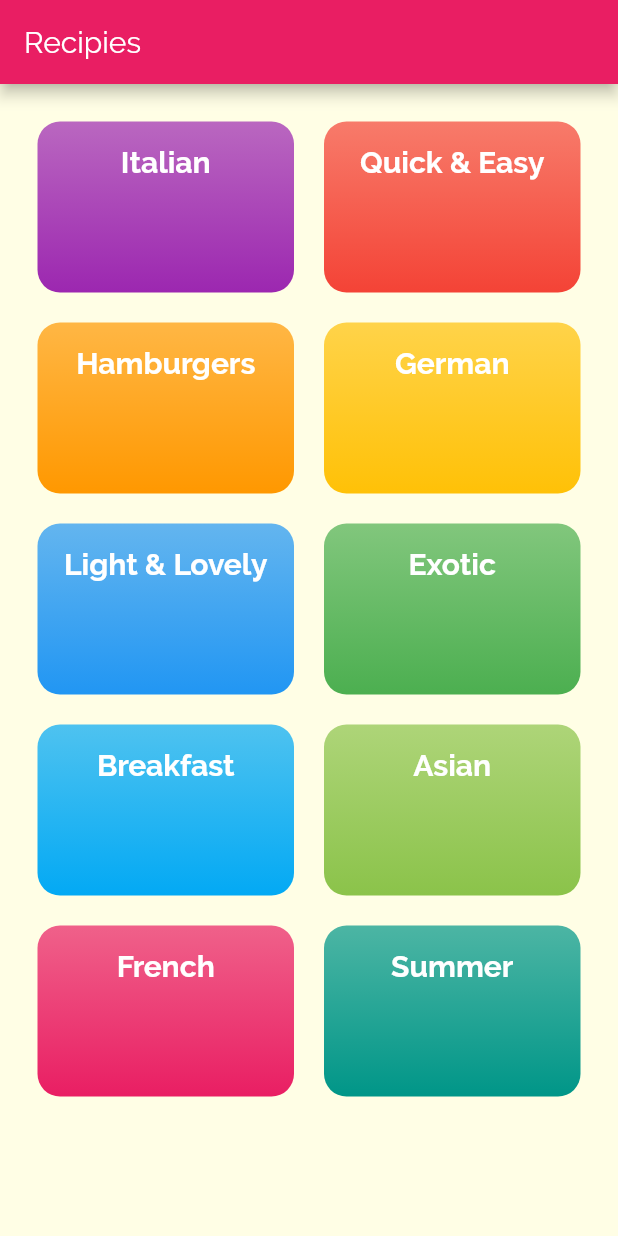
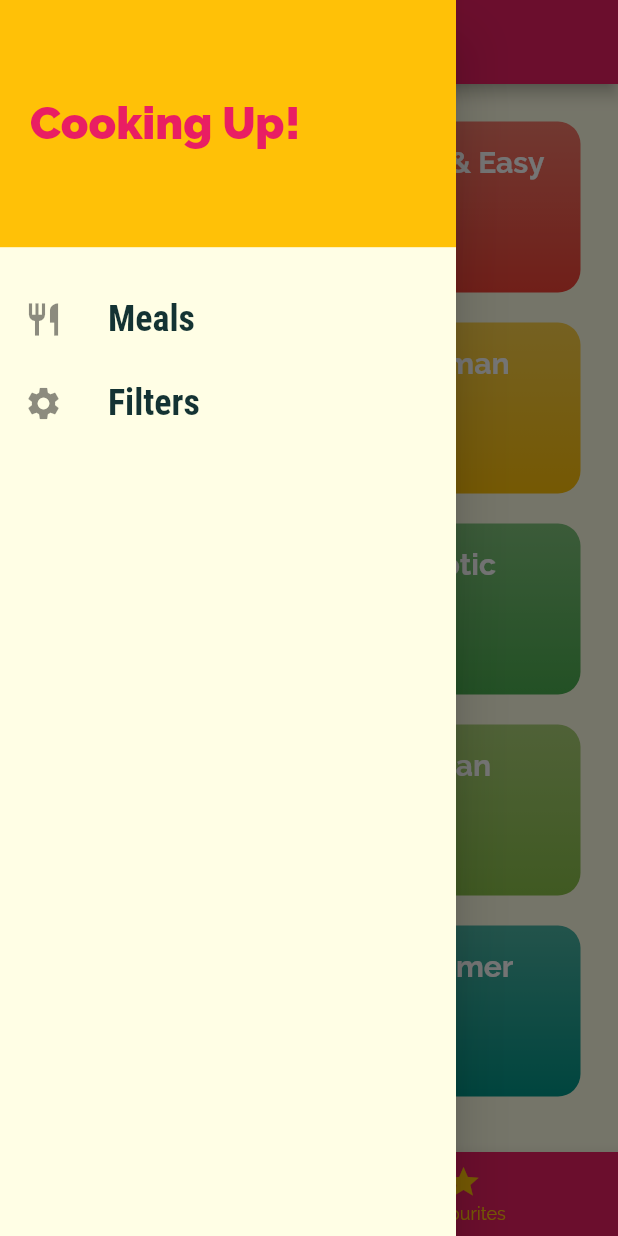
Before and after one commit to Yasasr1/Recipes-App, a Flutter app: the screen it shows after launch, with the side drawer open (before the commit the screen has no drawer), on a phone screen of 412 x 824 dp. Run offline on Flutter 3.47's test engine with Material 2 defaults, Android fonts, the phone set to English and light mode, and no system bars.

Commit message:
meal filtering

```diff
--- a/lib/main.dart
+++ b/lib/main.dart
@@ -1,12 +1,53 @@
 import 'package:flutter/material.dart';
 
+import './dummy_data.dart';
+import './models/meal.dart';
+import './screens/filters_screen.dart';
+import './screens/tabs_screen.dart';
 import './screens/meal_detail_screen.dart';
 import './screens/category_meals_screen.dart';
 import './screens/categories_screen.dart';
 
 void main() => runApp(MyApp());
 
-class MyApp extends StatelessWidget {
+class MyApp extends StatefulWidget {
+  @override
+  _MyAppState createState() => _MyAppState();
+}
+
+class _MyAppState extends State<MyApp> {
+  Map<String, bool> _filters = {
+    'gluten': false,
+    'lactose': false,
+    'vegan': false,
+    'vegetarian': false,
+  };
+
+  List<Meal> _availableMeals = DUMMY_MEALS;
+
+  void _setFilters(Map<String, bool> filterData) {
+    setState(() {
+      _filters = filterData;
+
+      _availableMeals = DUMMY_MEALS.where((meal) {
+        if(_filters['gluten'] && !meal.isGlutenFree) {
+          return false;
+        }
+        if(_filters['lactose'] && !meal.isLactoseFree) {
+          return false;
+        }
+        if(_filters['vegan'] && !meal.isVegan) {
+          return false;
+        }
+        if(_filters['vegetarian'] && !meal.isVegetarian) {
+          return false;
+        }
+
+        return true;
+      }).toList();
+    });
+  }
+
   @override
   Widget build(BuildContext context) {
     return MaterialApp(
@@ -32,9 +73,10 @@ class MyApp extends StatelessWidget {
       //home: CategoriesScreen(),
       initialRoute: '/', //default is '/'
       routes: {
-        '/': (ctx) => CategoriesScreen(),
-        CategoryMealsScreen.routeName: (ctx) => CategoryMealsScreen(),
+        '/': (ctx) => TabsScreen(),
+        CategoryMealsScreen.routeName: (ctx) => CategoryMealsScreen(_availableMeals),
         MealDetailScreen.routeName: (ctx) => MealDetailScreen(),
+        FiltersScreen.routeName: (ctx) => FiltersScreen(_setFilters, _filters),
       },
       onUnknownRoute: (setting) {
         return MaterialPageRoute(builder: (ctx) => CategoriesScreen());
--- a/lib/screens/categories_screen.dart
+++ b/lib/screens/categories_screen.dart
@@ -6,11 +6,7 @@ import '../widgets/category_item.dart';
 class CategoriesScreen extends StatelessWidget {
   @override
   Widget build(BuildContext context) {
-    return Scaffold(
-      appBar: AppBar(
-        title: const Text('Recipies'),
-      ),
-      body: GridView(
+    return GridView(
       padding: const EdgeInsets.all(25),
       children: DUMMY_CATEGORIES.map((catData) {
         return CategoryItem(catData.id, catData.title, catData.color);
@@ -21,7 +17,6 @@ class CategoriesScreen extends StatelessWidget {
         crossAxisSpacing: 20,
         mainAxisSpacing: 20,
       ),
-      ),
     );
   }
 }
--- /dev/null
+++ b/lib/screens/tabs_screen.dart
@@ -0,0 +1,53 @@
+import 'package:flutter/material.dart';
+
+import '../widgets/main_drawer.dart';
+import './favourites_screen.dart';
+import './categories_screen.dart';
+
+class TabsScreen extends StatefulWidget {
+  @override
+  _TabsScreenState createState() => _TabsScreenState();
+}
+
+class _TabsScreenState extends State<TabsScreen> {
+  final List<Map<String, Object>> _pages = [
+    {'page': CategoriesScreen(), 'title': 'Categories'},
+    {'page': FavouritesScreen(), 'title': 'Your Favourites'},
+  ];
+
+  int _selectedPageIndex = 0;
+
+  void _selectePage(int index) {
+    setState(() {
+      _selectedPageIndex = index;
+    });
+  }
+
+  @override
+  Widget build(BuildContext context) {
+    return Scaffold(
+      appBar: AppBar(
+        title: Text(_pages[_selectedPageIndex]['title']),
+      ),
+      drawer: MainDrawer(),
+      body: _pages[_selectedPageIndex]['page'],
+      bottomNavigationBar: BottomNavigationBar(
+        currentIndex: _selectedPageIndex,
+        selectedItemColor: Colors.white,
+        unselectedItemColor: Theme.of(context).accentColor,
+        onTap: _selectePage,
+        backgroundColor: Theme.of(context).primaryColor,
+        items: [
+          BottomNavigationBarItem(
+            icon: Icon(Icons.category),
+            title: Text('Categories'),
+          ),
+          BottomNavigationBarItem(
+            icon: Icon(Icons.star),
+            title: Text('Favourites'),
+          ),
+        ],
+      ),
+    );
+  }
+}
--- /dev/null
+++ b/lib/widgets/main_drawer.dart
@@ -0,0 +1,67 @@
+import 'package:flutter/material.dart';
+
+import '../screens/filters_screen.dart';
+
+class MainDrawer extends StatelessWidget {
+  Widget buildListTile(String title, IconData icon, Function tapHandler) {
+    return ListTile(
+      leading: Icon(
+        icon,
+        size: 26,
+      ),
+      title: Text(
+        title,
+        style: TextStyle(
+          fontFamily: 'RobotoCondensed',
+          fontSize: 24,
+          fontWeight: FontWeight.bold,
+        ),
+      ),
+      onTap: tapHandler,
+    );
+  }
+
+  @override
+  Widget build(BuildContext context) {
+    return Drawer(
+      child: Column(
+        children: <Widget>[
+          Container(
+            height: (MediaQuery.of(context).size.height -
+                    MediaQuery.of(context).padding.top) *
+                0.2,
+            width: double.infinity,
+            padding: EdgeInsets.all(20),
+            alignment: Alignment.centerLeft,
+            color: Theme.of(context).accentColor,
+            child: Text(
+              'Cooking Up!',
+              style: TextStyle(
+                fontWeight: FontWeight.w900,
+                fontSize: 30,
+                color: Theme.of(context).primaryColor,
+              ),
+            ),
+          ),
+          SizedBox(
+            height: 20,
+          ),
+          buildListTile(
+            'Meals',
+            Icons.restaurant,
+            () {
+              Navigator.of(context).pushReplacementNamed('/');
+            },
+          ),
+          buildListTile(
+            'Filters',
+            Icons.settings,
+            () {
+              Navigator.of(context).pushReplacementNamed(FiltersScreen.routeName);
+            },
+          ),
+        ],
+      ),
+    );
+  }
+}
```
Also changed, not shown: lib/screens/category_meals_screen.dart (+45 -19 lines), lib/screens/favourites_screen.dart (added, +10 -0 lines), lib/screens/filters_screen.dart (added, +109 -0 lines), lib/screens/meal_detail_screen.dart (+17 -5 lines), lib/widgets/meal_item.dart (+9 -1 lines). Lines whose indentation alone changed are shown as unchanged.
